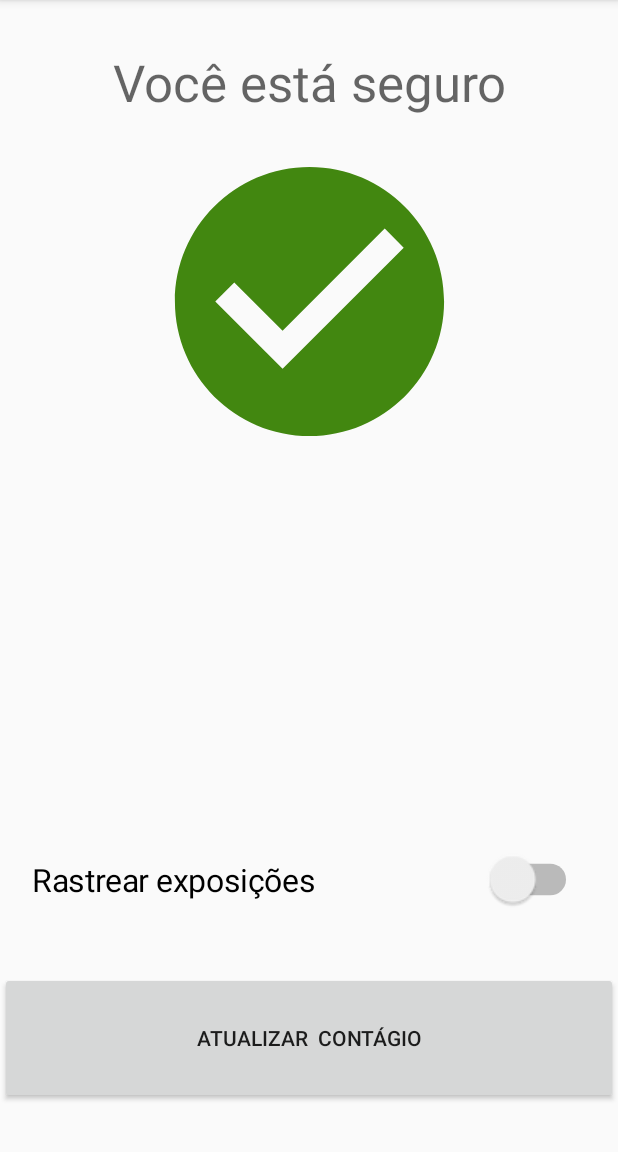
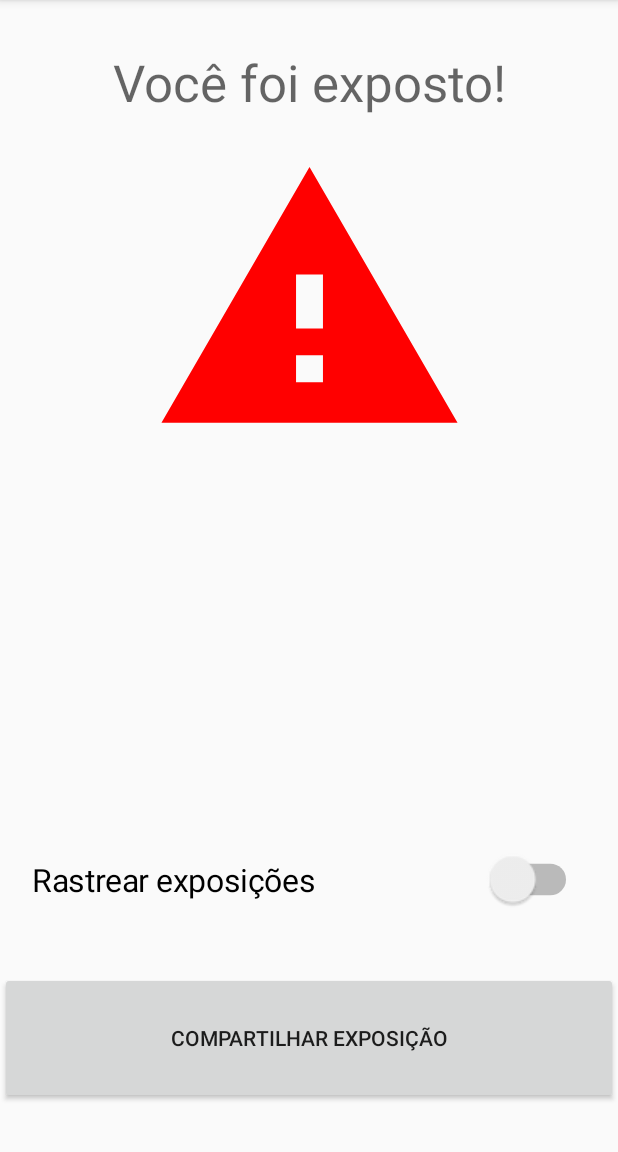
Before and after one commit to 90felipe09/dp3t-usp, an Android app: the screen it shows after launch (MainActivity), on a phone screen of 412 x 824 dp, the part 84-1236 px from its top. Run offline under Robolectric (Android 15) with nearby library versions, the phone set to English and light mode, and no system bars; our stand-ins replace Firebase (no records; nobody signed in at launch, a user with empty details on screens opened directly); 2 statements that could not run were skipped.

Commit message:
Add icons and behavior

```diff
--- a/android/app/src/main/java/com/example/dp3t_usp/MainActivity.java
+++ b/android/app/src/main/java/com/example/dp3t_usp/MainActivity.java
@@ -6,6 +6,7 @@ import androidx.appcompat.app.AppCompatActivity;
 import android.bluetooth.BluetoothAdapter;
 import android.content.Context;
 import android.content.Intent;
+import android.graphics.Color;
 import android.os.Bundle;
 import android.os.Handler;
 import android.os.ParcelUuid;
@@ -154,6 +155,7 @@ public class MainActivity extends AppCompatActivity {
         infectedHashesService = new InfectedHashesService(this);
         checkupService = new CheckupService(this);
         emittedHashesService = new EmittedHashesService(this);
+        lastCheckService = new LastCheckService(this);
     }
 
 
@@ -242,24 +244,32 @@ public class MainActivity extends AppCompatActivity {
     private void updateUserStatus(UserStatus status){
         switch (status){
             case safe:
-                setSafeStatus();
+                setExposedStatus();
+                break;
             case outdated:
                 setOutdatedStatus();
+                break;
             case exposed:
                 setExposedStatus();
         }
     }
 
     private void setSafeStatus() {
-        //todo fe
         status = UserStatus.safe;
+        statusLabel.setText("Você está seguro");
+        statusImage.setImageResource(R.drawable.ic_baseline_check_circle_24);
+        statusImage.setColorFilter(Color.GREEN);
     }
     private void setOutdatedStatus() {
-        //todo fe
         status = UserStatus.outdated;
+        statusLabel.setText("Dados desatualizados");
+        statusImage.setImageResource(R.drawable.ic_baseline_sync_problem_24);
+        statusImage.setColorFilter(Color.BLUE);
     }
     private void setExposedStatus(){
-        //todo fe
         status = UserStatus.exposed;
+        statusLabel.setText("Você foi exposto!");
+        statusImage.setImageResource(R.drawable.ic_baseline_warning_24);
+        statusImage.setColorFilter(Color.RED);
     }
 }
--- /dev/null
+++ b/android/app/src/main/res/drawable/ic_baseline_sync_problem_24.xml
@@ -0,0 +1,10 @@
+<vector xmlns:android="http://schemas.android.com/apk/res/android"
+    android:width="24dp"
+    android:height="24dp"
+    android:viewportWidth="24"
+    android:viewportHeight="24"
+    android:tint="?attr/colorControlNormal">
+  <path
+      android:fillColor="@android:color/white"
+      android:pathData="M3,12c0,2.21 0.91,4.2 2.36,5.64L3,20h6v-6l-2.24,2.24C5.68,15.15 5,13.66 5,12c0,-2.61 1.67,-4.83 4,-5.65L9,4.26C5.55,5.15 3,8.27 3,12zM11,17h2v-2h-2v2zM21,4h-6v6l2.24,-2.24C18.32,8.85 19,10.34 19,12c0,2.61 -1.67,4.83 -4,5.65v2.09c3.45,-0.89 6,-4.01 6,-7.74 0,-2.21 -0.91,-4.2 -2.36,-5.64L21,4zM11,13h2L13,7h-2v6z"/>
+</vector>
--- /dev/null
+++ b/android/app/src/main/res/drawable/ic_baseline_warning_24.xml
@@ -0,0 +1,10 @@
+<vector xmlns:android="http://schemas.android.com/apk/res/android"
+    android:width="24dp"
+    android:height="24dp"
+    android:viewportWidth="24"
+    android:viewportHeight="24"
+    android:tint="?attr/colorControlNormal">
+  <path
+      android:fillColor="@android:color/white"
+      android:pathData="M1,21h22L12,2 1,21zM13,18h-2v-2h2v2zM13,14h-2v-4h2v4z"/>
+</vector>
--- a/android/app/src/main/res/layout/activity_main.xml
+++ b/android/app/src/main/res/layout/activity_main.xml
@@ -15,7 +15,7 @@
             android:layout_width="0dp"
             android:layout_height="88dp"
             android:layout_marginBottom="32dp"
-            android:text="Atualizar  contágio"
+            android:text="Compartilhar exposição"
             app:layout_constraintBottom_toBottomOf="parent"
             app:layout_constraintEnd_toEndOf="parent"
             app:layout_constraintHorizontal_bias="0.0"
@@ -26,7 +26,6 @@
             android:layout_width="match_parent"
             android:layout_height="45dp"
             android:layout_marginTop="32dp"
-            android:text="Você está seguro"
             android:textAlignment="center"
             android:textAppearance="@style/TextAppearance.AppCompat.Display1"
             app:layout_constraintTop_toTopOf="parent"
@@ -37,11 +36,9 @@
             android:layout_width="246dp"
             android:layout_height="215dp"
             android:layout_marginTop="16dp"
-            android:tint="#428710"
             app:layout_constraintEnd_toEndOf="parent"
             app:layout_constraintStart_toStartOf="parent"
-            app:layout_constraintTop_toBottomOf="@+id/label_exposition_status"
-            app:srcCompat="@drawable/ic_baseline_check_circle_24" />
+            app:layout_constraintTop_toBottomOf="@+id/label_exposition_status" />
 
         <Switch
             android:id="@+id/switch_broadcast"
```
